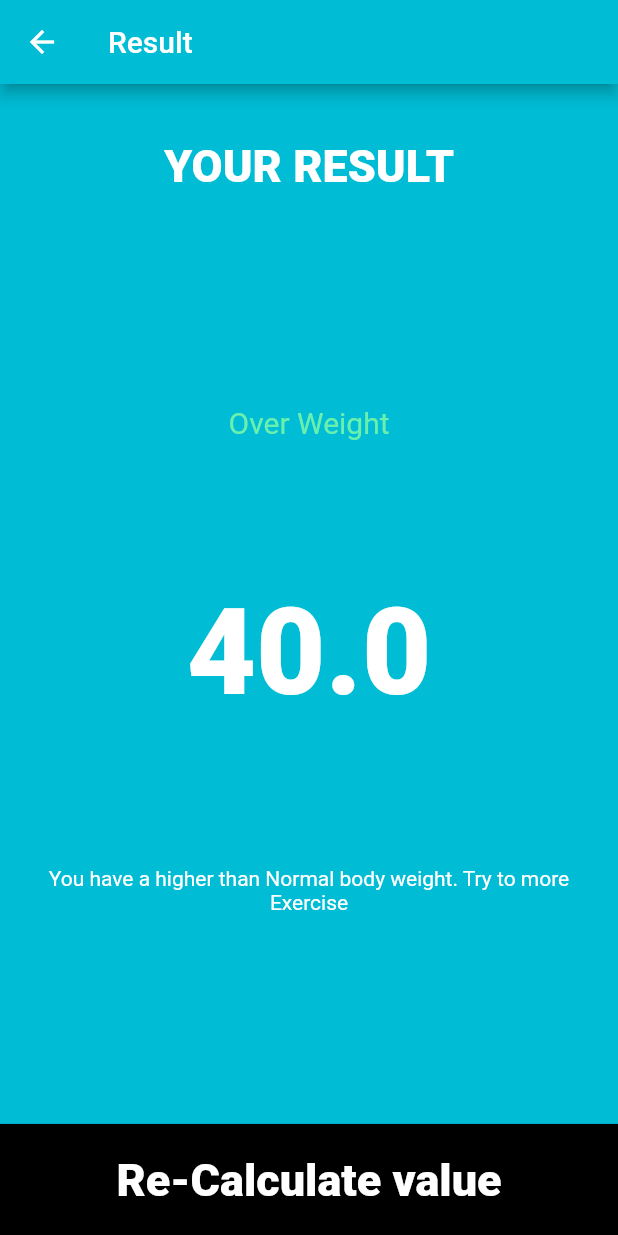
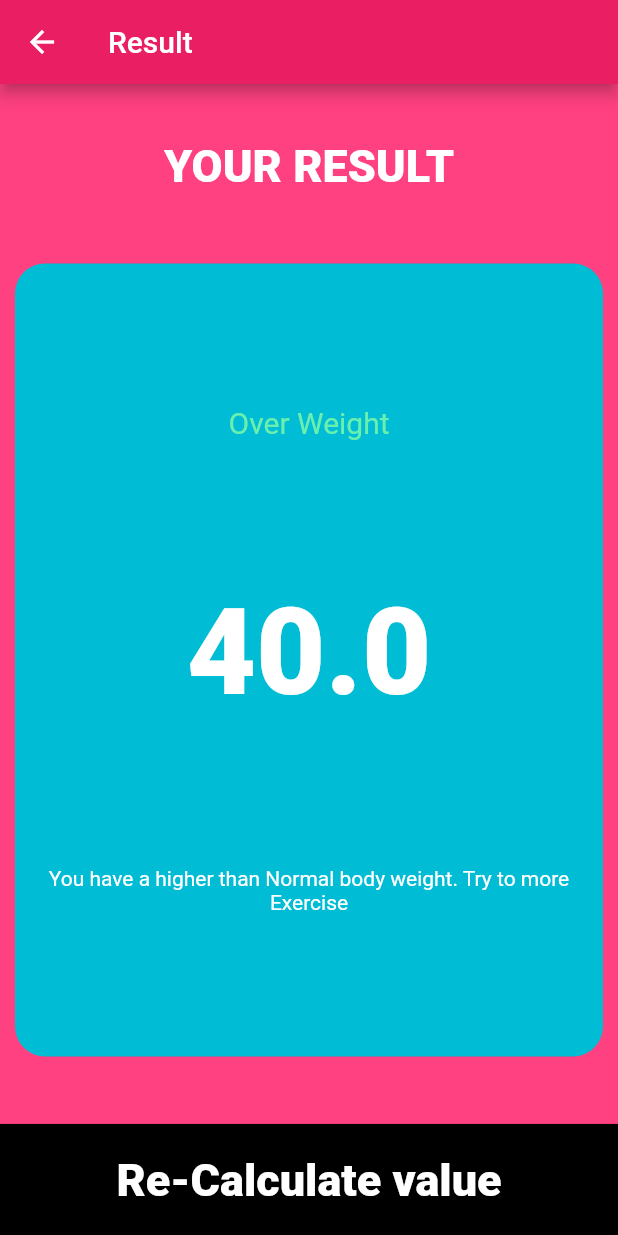
Before and after one commit to nayabnaveed046/BMI_Update, a Flutter app: the screen it shows after launch, after a tap on "Calculate", on a phone screen of 412 x 824 dp. Run offline on Flutter 3.47's test engine with Material 2 defaults, Android fonts, the phone set to English and light mode, and no system bars; our stand-ins replace flutter_spinkit, font_awesome_flutter.

Commit message:
UI of BMI calculator lecture #56 part 2

```diff
--- a/lib/MainPage.dart
+++ b/lib/MainPage.dart
@@ -11,8 +11,8 @@ class BmiCalculatur extends StatelessWidget {
     return MaterialApp(
       home: InputPage(),
       theme: ThemeData.dark().copyWith(
-        primaryColor: Colors.cyan,
-        scaffoldBackgroundColor: Colors.cyan,
+        primaryColor: Colors.pink,
+        scaffoldBackgroundColor: Colors.pinkAccent,
       ),
     );
   }
--- a/lib/main.dart
+++ b/lib/main.dart
@@ -39,7 +39,7 @@ class _MySplashScreenState extends State<MySplashScreen> {
         mainAxisAlignment: MainAxisAlignment.center,
         crossAxisAlignment: CrossAxisAlignment.center,
         children: <Widget>[
-          Image.asset('images/icon.png', height: 150.0, width: 180,),
+          Image.asset('images/Icon_BMI.png', height: 150.0, width: 180,),
 
           SizedBox( height: 20.0),
 
```
Also changed, not shown: Icon_BMI.png (deleted), images/icon.png (deleted).
